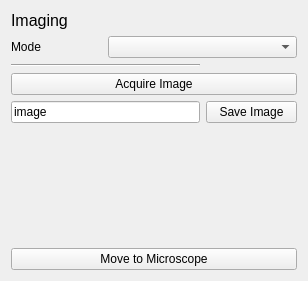
Qt form openlm/ui/qt/OpenLMImageWidget.ui (DeMarcoLab/openCLEM) before a commit.
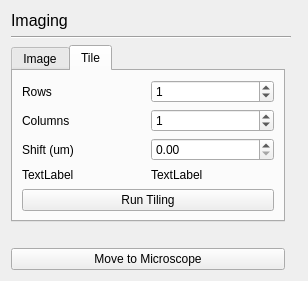
The same form after that commit. The open tabs and pages were chosen to show the change.

```diff
--- a/openlm/ui/qt/OpenLMImageWidget.ui
+++ b/openlm/ui/qt/OpenLMImageWidget.ui
@@ -14,45 +14,7 @@
    <string>Form</string>
   </property>
   <layout class="QGridLayout" name="gridLayout">
-   <item row="5" column="0" colspan="2">
-    <widget class="QLineEdit" name="lineEdit_save_label">
-     <property name="text">
-      <string>image</string>
-     </property>
-    </widget>
-   </item>
-   <item row="1" column="1" colspan="2">
-    <widget class="QComboBox" name="comboBox_imaging_mode"/>
-   </item>
-   <item row="5" column="2">
-    <widget class="QPushButton" name="pushButton_save_image">
-     <property name="text">
-      <string>Save Image</string>
-     </property>
-    </widget>
-   </item>
-   <item row="1" column="0">
-    <widget class="QLabel" name="label_imaging_mode">
-     <property name="text">
-      <string>Mode</string>
-     </property>
-    </widget>
-   </item>
-   <item row="3" column="0" colspan="2">
-    <widget class="Line" name="line">
-     <property name="orientation">
-      <enum>Qt::Horizontal</enum>
-     </property>
-    </widget>
-   </item>
-   <item row="4" column="0" colspan="3">
-    <widget class="QPushButton" name="pushButton_acquire_image">
-     <property name="text">
-      <string>Acquire Image</string>
-     </property>
-    </widget>
-   </item>
-   <item row="7" column="0" colspan="3">
+   <item row="9" column="0" colspan="3">
     <spacer name="verticalSpacer">
      <property name="orientation">
       <enum>Qt::Vertical</enum>
@@ -65,6 +27,128 @@
      </property>
     </spacer>
    </item>
+   <item row="8" column="0">
+    <widget class="QTabWidget" name="tabWidget">
+     <property name="currentIndex">
+      <number>0</number>
+     </property>
+     <widget class="QWidget" name="tab">
+      <attribute name="title">
+       <string>Image</string>
+      </attribute>
+      <layout class="QGridLayout" name="gridLayout_2">
+       <item row="0" column="0">
+        <widget class="QLabel" name="label_imaging_mode">
+         <property name="text">
+          <string>Mode</string>
+         </property>
+        </widget>
+       </item>
+       <item row="0" column="2">
+        <widget class="QComboBox" name="comboBox_imaging_mode"/>
+       </item>
+       <item row="2" column="0">
+        <widget class="QLineEdit" name="lineEdit_save_label">
+         <property name="text">
+          <string>image</string>
+         </property>
+        </widget>
+       </item>
+       <item row="2" column="2">
+        <widget class="QPushButton" name="pushButton_save_image">
+         <property name="text">
+          <string>Save Image</string>
+         </property>
+        </widget>
+       </item>
+       <item row="1" column="0" colspan="3">
+        <widget class="QPushButton" name="pushButton_acquire_image">
+         <property name="text">
+          <string>Acquire Image</string>
+         </property>
+        </widget>
+       </item>
+      </layout>
+     </widget>
+     <widget class="QWidget" name="tab_2">
+      <attribute name="title">
+       <string>Tile</string>
+      </attribute>
+      <layout class="QGridLayout" name="gridLayout_3">
+       <item row="1" column="1">
+        <widget class="QSpinBox" name="spinBox_tile_columns">
+         <property name="value">
+          <number>1</number>
+         </property>
+        </widget>
+       </item>
+       <item row="1" column="0">
+        <widget class="QLabel" name="label_tile_columns">
+         <property name="text">
+          <string>Columns</string>
+         </property>
+        </widget>
+       </item>
+       <item row="2" column="0">
+        <widget class="QLabel" name="label_tile_shift">
+         <property name="text">
+          <string>Shift (um)</string>
+         </property>
+        </widget>
+       </item>
+       <item row="3" column="1">
+        <widget class="QLabel" name="label_info_2">
+         <property name="text">
+          <string>TextLabel</string>
+         </property>
+        </widget>
+       </item>
+       <item row="0" column="0">
+        <widget class="QLabel" name="label_tile_rows">
+         <property name="text">
+          <string>Rows</string>
+         </property>
+        </widget>
+       </item>
+       <item row="0" column="1">
+        <widget class="QSpinBox" name="spinBox_tile_rows">
+         <property name="value">
+          <number>1</number>
+         </property>
+        </widget>
+       </item>
+       <item row="3" column="0">
+        <widget class="QLabel" name="label_info_1">
+         <property name="text">
+          <string>TextLabel</string>
+         </property>
+        </widget>
+       </item>
+       <item row="2" column="1">
+        <widget class="QDoubleSpinBox" name="doubleSpinBox_tile_shift">
+         <property name="maximum">
+          <double>100000000.000000000000000</double>
+         </property>
+        </widget>
+       </item>
+       <item row="4" column="0" colspan="2">
+        <widget class="QPushButton" name="pushButton_run_tiling">
+         <property name="text">
+          <string>Run Tiling</string>
+         </property>
+        </widget>
+       </item>
+      </layout>
+     </widget>
+    </widget>
+   </item>
+   <item row="4" column="0" colspan="2">
+    <widget class="Line" name="line">
+     <property name="orientation">
+      <enum>Qt::Horizontal</enum>
+     </property>
+    </widget>
+   </item>
    <item row="0" column="0" colspan="2">
     <widget class="QLabel" name="label_title">
      <property name="font">
@@ -77,7 +161,7 @@
      </property>
     </widget>
    </item>
-   <item row="8" column="0" colspan="3">
+   <item row="10" column="0">
     <widget class="QPushButton" name="pushButton_move_microscope">
      <property name="text">
       <string>Move to Microscope</string>
```
